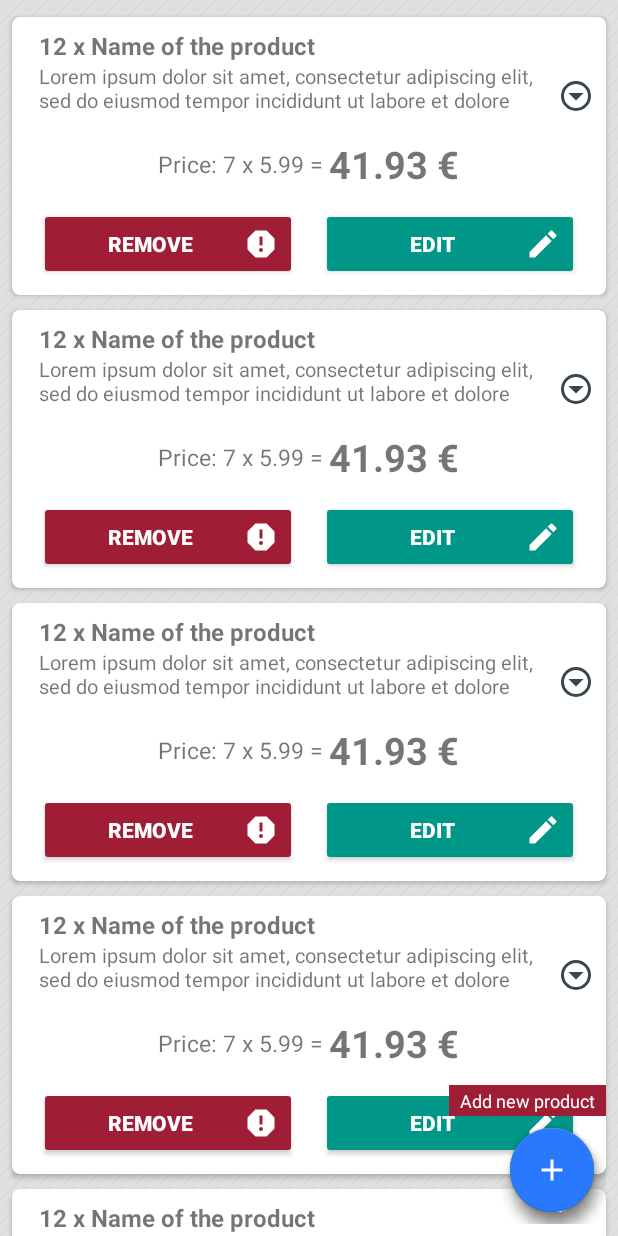
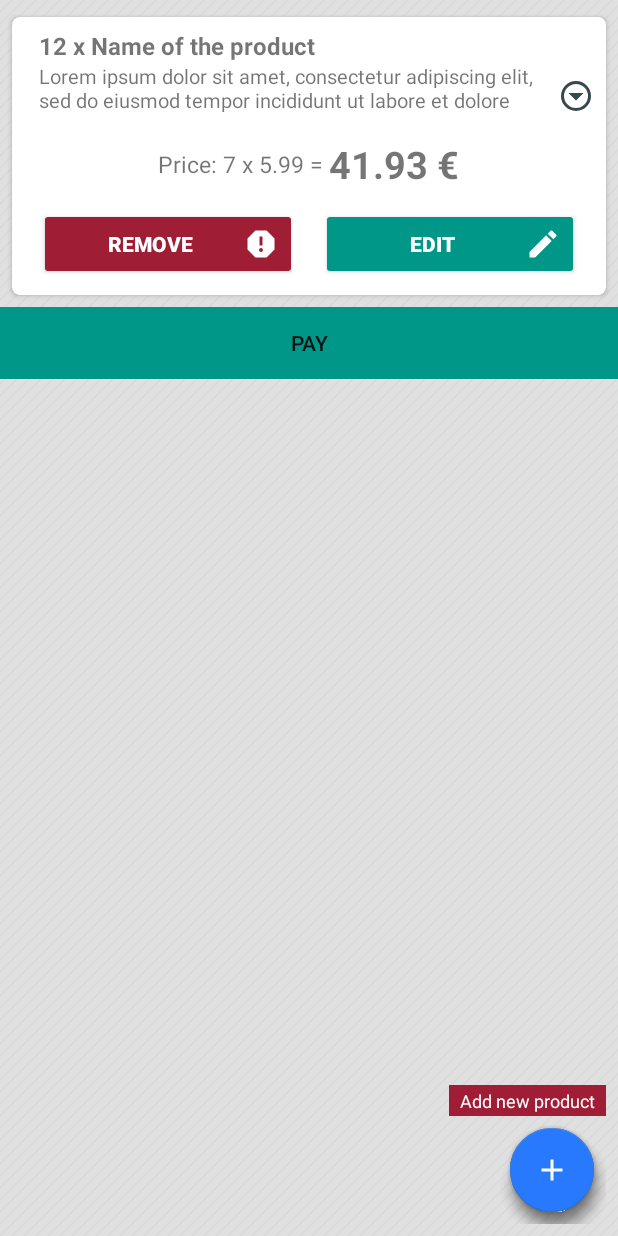
Before and after one commit to DujeMedak/Eshop, an Android app: the ScanActivity screen opened directly, with no data from a screen before it, on a phone screen of 412 x 824 dp. Run offline under Robolectric (Android 15) with nearby library versions, the phone set to English and light mode, and no system bars; libraries missing offline, so code that uses them is left out: com.github.aakira.expandablelayout, com.yarolegovich.lovelydialog; plain views replace ExpandableLinearLayout; 2 statements that could not run were skipped.

Commit message:
fix button apearance in recyclerview (pay order button)

```diff
--- a/app/src/main/java/cmov/feup/eshop/ScanActivity.java
+++ b/app/src/main/java/cmov/feup/eshop/ScanActivity.java
@@ -96,13 +96,16 @@ public class ScanActivity extends AppCompatActivity {
 
         setupOrderRV();
 
+        /*
         addOrder(new Product("Name of the product","Lorem ipsum dolor sit amet, consectetur adipiscing elit, sed do eiusmod tempor incididunt ut labore et dolore magna aliqua.",4.32d), 12);
         addOrder(new Product("Name of the product","Lorem ipsum dolor sit amet, consectetur adipiscing elit, sed do eiusmod tempor incididunt ut labore et dolore magna aliqua.",3.21d), 12);
         addOrder(new Product("Name of the product","Lorem ipsum dolor sit amet, consectetur adipiscing elit, sed do eiusmod tempor incididunt ut labore et dolore magna aliqua.",3.21d), 12);
         addOrder(new Product("Name of the product","Lorem ipsum dolor sit amet, consectetur adipiscing elit, sed do eiusmod tempor incididunt ut labore et dolore magna aliqua.",3.21d), 12);
         addOrder(new Product("Name of the product","Lorem ipsum dolor sit amet, consectetur adipiscing elit, sed do eiusmod tempor incididunt ut labore et dolore magna aliqua.",3.21d), 12);
         addOrder(new Product("Name of the product","Lorem ipsum dolor sit amet, consectetur adipiscing elit, sed do eiusmod tempor incididunt ut labore et dolore magna aliqua.",3.21d), 12);
+        */
         addOrder(new Product("Name of the product","Lorem ipsum dolor sit amet, consectetur adipiscing elit, sed do eiusmod tempor incididunt ut labore et dolore magna aliqua.",3.21d), 12);
+
         //orderAdapter.notifyDataSetChanged();
     }
 
@@ -111,18 +114,7 @@ public class ScanActivity extends AppCompatActivity {
 
         mRecyclerView = (RecyclerView)findViewById(R.id.rv);
         mRecyclerView.setLayoutManager(new LinearLayoutManager(this));
-        orderAdapter = new OrderAdapter(new OrderdClickListener() {
-            @Override
-            public void onEditOrderClicked(View v, int position) {
-                Log.d("--------", "editClick at position "+ position);
-            }
-
-            @Override
-            public void onRemoveOrderClicked(View v, int position) {
-
-                Log.d("------->>>>>", "removeClick at position "+ position);
-            }
-        });
+        orderAdapter = new OrderAdapter();
         mRecyclerView.setAdapter(orderAdapter);
 
     }
@@ -346,26 +338,18 @@ public class ScanActivity extends AppCompatActivity {
         Order newOrder = new Order(newProduct,quantity);
         orderList.add(newOrder);
         orderAdapter.notifyDataSetChanged();
-        orderAdapter.setLoaded();
 
         LinearLayout l = (LinearLayout)findViewById(R.id.noOrdersTxt);
         l.setVisibility(View.GONE);
-        Button payButton = (Button)findViewById(R.id.button_pay_order);
-        if (payButton != null)payButton.setVisibility(View.VISIBLE);
-
     }
 
     public void removeOrderFromList(int index){
         if(orderList.size() > index){
             orderList.remove(index);
             orderAdapter.notifyDataSetChanged();
-            orderAdapter.setLoaded();
             if(orderList.size() == 0){
                 LinearLayout l = (LinearLayout)findViewById(R.id.noOrdersTxt);
                 l.setVisibility(View.VISIBLE);
-
-                Button payButton = (Button)findViewById(R.id.button_pay_order);
-                if (payButton != null)payButton.setVisibility(View.GONE);
             }
         }
     }
@@ -446,61 +430,12 @@ class LoadingViewHolder extends RecyclerView.ViewHolder {
 
 class OrderAdapter extends RecyclerView.Adapter<RecyclerView.ViewHolder>{
 
-    private final int VIEW_TYPE_ITEM = 0;
-    private final int VIEW_TYPE_LOADING = 1;
-
-    private boolean hasLoadButton = true;
-
-    private OnLoadMoreListener mOnLoadMoreListener;
-    public OrderdClickListener orderClickListener;
-
-    private boolean isLoading;
-    //TODO adjust after
-    private int visibleThreshold = 5;
-    private int lastVisibleItem, totalItemCount;
 
     private int lastPosition = -1;
 
-    public OrderAdapter(OrderdClickListener listener) {
-
-        this.orderClickListener = listener;
-
-        final LinearLayoutManager linearLayoutManager = (LinearLayoutManager) mRecyclerView.getLayoutManager();
-        mRecyclerView.addOnScrollListener(new RecyclerView.OnScrollListener() {
-            @Override
-            public void onScrolled(RecyclerView recyclerView, int dx, int dy) {
-                super.onScrolled(recyclerView, dx, dy);
-
-                totalItemCount = linearLayoutManager.getItemCount();
-                lastVisibleItem = linearLayoutManager.findLastVisibleItemPosition();
-
-                if (!isLoading && totalItemCount <= (lastVisibleItem + visibleThreshold)) {
-                    if (mOnLoadMoreListener != null) {
-                        mOnLoadMoreListener.onLoadMore();
-                    }
-                    isLoading = true;
-                }
-            }
-        });
-    }
-
-    /*
-    public void setOnLoadMoreListener(OnLoadMoreListener mOnLoadMoreListener) {
-        this.mOnLoadMoreListener = mOnLoadMoreListener;
-    }
-    */
-
     @Override
     public int getItemViewType(int position) {
-        //if(position > orderList.size()) return VIEW_TYPE_LOADING;
-        //return orderList.get(position) == null ? VIEW_TYPE_LOADING : VIEW_TYPE_ITEM;
         return (position == orderList.size()) ? R.layout.layout_loading_item : R.layout.layout_product_item;
-        /*if (position < getItemCount()) {
-            return VIEW_TYPE_ITEM;
-        } else {
-            return VIEW_TYPE_LOADING;
-        }*/
-
     }
 
     @Override
@@ -543,22 +478,6 @@ class OrderAdapter extends RecyclerView.Adapter<RecyclerView.ViewHolder>{
             orderViewHolder.setIsRecyclable(false);
             orderViewHolder.expandableLayout.setInRecyclerView(true);
         }
-
-        /*
-        if (holder instanceof OrderViewHolder) {
-            Order order = orderList.get(position);
-            final OrderViewHolder orderViewHolder = (OrderViewHolder) holder;
-
-            orderViewHolder.orderQuantity.setText(String.valueOf(order.getQuantity()) + " x " + order.getProduct().getName());
-            orderViewHolder.orderDescription.setText(order.getProduct().getProductDescription());
-            orderViewHolder.setIsRecyclable(false);
-            orderViewHolder.expandableLayout.setInRecyclerView(true);
-
-        } else if (holder instanceof LoadingViewHolder) {
-            LoadingViewHolder loadingViewHolder = (LoadingViewHolder) holder;
-            loadingViewHolder.payOrdersButton.setText("set text here");
-        }
-*/
         // Ovo je za animiranje ulaska
         setAnimation(holder.itemView, position);
     }
@@ -566,19 +485,8 @@ class OrderAdapter extends RecyclerView.Adapter<RecyclerView.ViewHolder>{
     @Override
     public int getItemCount() {
 
+        if(orderList.isEmpty()) return orderList.size();
         return orderList.size() +1;
-        /*
-        if (hasLoadButton) {
-            return orderList.size() + 1;
-        } else {
-            return orderList.size();
-        }
-        */
-        //return orderList == null ? 0 : orderList.size();
-    }
-
-    public void setLoaded() {
-        isLoading = false;
     }
 
     private void setAnimation(View viewToAnimate, int position)
```
Also changed, not shown: app/src/main/res/layout/layout_loading_item.xml (+0 -12 lines).
